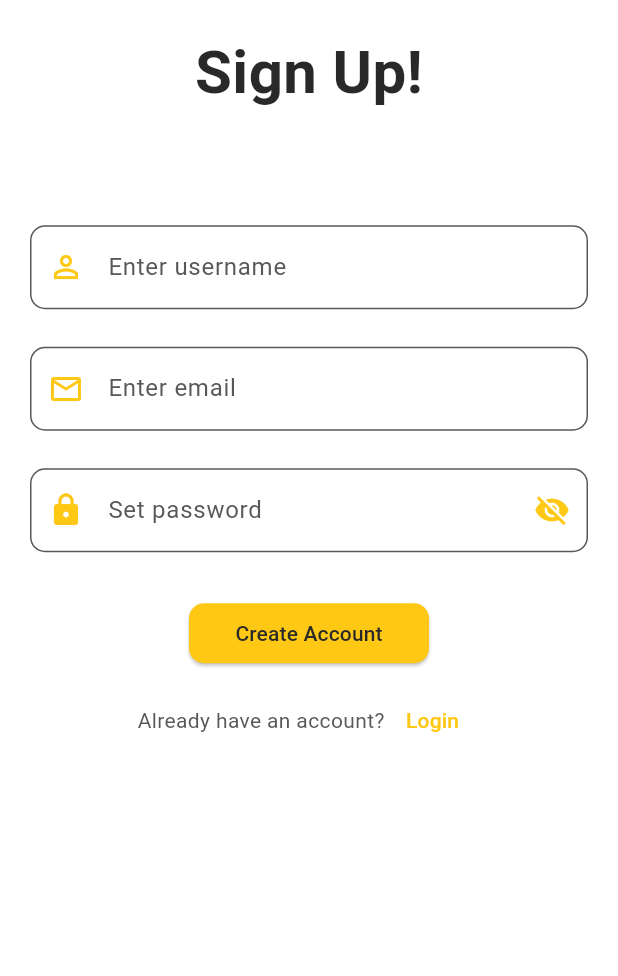
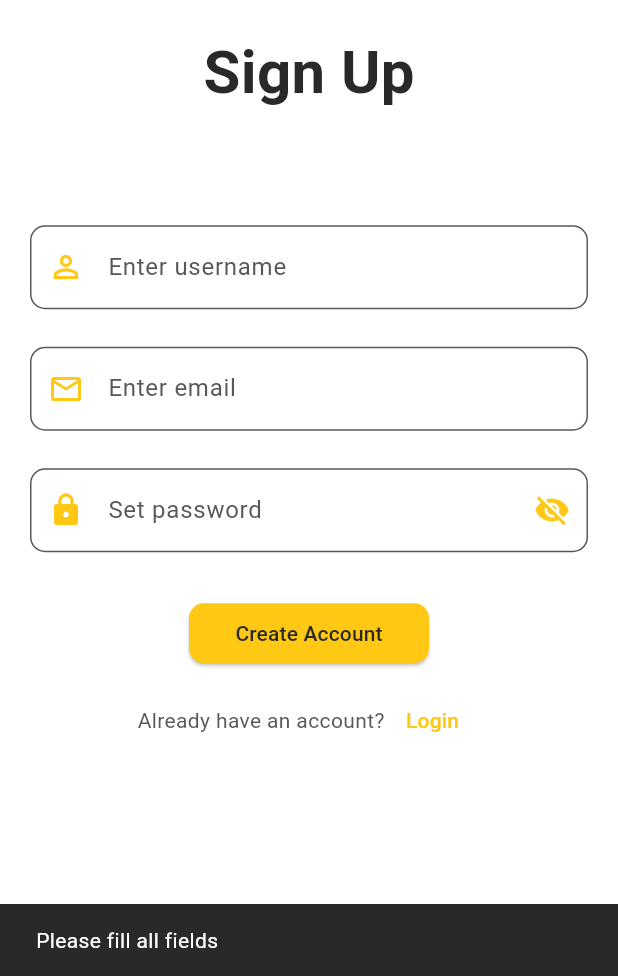
Before and after one commit to ShormiGhosh/Lost-At-KUET, a Flutter app: the screen it shows after launch, after a tap on "Sign Up", after a tap on "Create Account", on a phone screen of 412 x 824 dp, the part 260-1236 px from its top. Run offline on Flutter 3.47's test engine with Material 3 defaults, Android fonts, the phone set to English and light mode, and no system bars; our stand-ins replace supabase_flutter; accounts and stored records are empty.

Commit message:
Updated Authentication features using Supabase for Login,SignUp

```diff
--- a/lib/Login_screen.dart
+++ b/lib/Login_screen.dart
@@ -1,7 +1,8 @@
 import 'dart:async';
 import 'package:flutter/material.dart';
-import 'package:shared_preferences/shared_preferences.dart';
+import 'package:supabase_flutter/supabase_flutter.dart';
 
+import 'home_screen.dart';
 import 'main.dart';
 
 class LoginScreen extends StatefulWidget {
@@ -12,6 +13,13 @@ class LoginScreen extends StatefulWidget {
 class _LoginScreenState extends State<LoginScreen> {
   bool flag = false;
   bool textAnimationFlag = false;
+  bool isLoading = false;
+
+  final emailController = TextEditingController();
+  final passwordController = TextEditingController();
+  bool isPasswordVisible = false;
+
+  final supabase = Supabase.instance.client;
 
   @override
   void initState() {
@@ -28,9 +36,69 @@ class _LoginScreenState extends State<LoginScreen> {
     });
   }
 
-  var usernameController = TextEditingController();
-  var passController = TextEditingController();
-  bool isPasswordVisible = false;
+  Future<void> _signIn() async {
+    if (emailController.text.isEmpty || passwordController.text.isEmpty) {
+      ScaffoldMessenger.of(context).showSnackBar(
+        SnackBar(content: Text('Please enter both email and password')),
+      );
+      return;
+    }
+
+    setState(() {
+      isLoading = true;
+    });
+
+    try {
+      final AuthResponse response = await supabase.auth.signInWithPassword(
+        email: emailController.text.trim(),
+        password: passwordController.text.trim(),
+      );
+
+      if (response.user != null) {
+        // Successfully logged in - navigate to home screen
+        Navigator.pushAndRemoveUntil(
+          context,
+          MaterialPageRoute(builder: (context) => HomeScreen()),
+              (route) => false,
+        );
+      }
+    } on AuthException catch (error) {
+      ScaffoldMessenger.of(context).showSnackBar(
+        SnackBar(content: Text(error.message)),
+      );
+    } catch (error) {
+      ScaffoldMessenger.of(context).showSnackBar(
+        SnackBar(content: Text('An error occurred during login')),
+      );
+    } finally {
+      setState(() {
+        isLoading = false;
+      });
+    }
+  }
+  Future<void> _resetPassword() async {
+    if (emailController.text.isEmpty) {
+      ScaffoldMessenger.of(context).showSnackBar(
+        SnackBar(content: Text('Please enter your email address')),
+      );
+      return;
+    }
+
+    try {
+      await supabase.auth.resetPasswordForEmail(emailController.text.trim());
+      ScaffoldMessenger.of(context).showSnackBar(
+        SnackBar(content: Text('Password reset email sent!')),
+      );
+    } on AuthException catch (error) {
+      ScaffoldMessenger.of(context).showSnackBar(
+        SnackBar(content: Text(error.message)),
+      );
+    } catch (error) {
+      ScaffoldMessenger.of(context).showSnackBar(
+        SnackBar(content: Text('Failed to send reset email')),
+      );
+    }
+  }
 
   @override
   Widget build(BuildContext context) {
@@ -60,7 +128,7 @@ class _LoginScreenState extends State<LoginScreen> {
                 opacity: textAnimationFlag ? 1.0 : 0.0,
                 duration: Duration(milliseconds: 500),
                 child: Text(
-                  "Lost @ KUET!",
+                  "Lost @ KUET",
                   style: TextStyle(
                     fontSize: 35,
                     color: Color(0xFF292929),
@@ -70,16 +138,17 @@ class _LoginScreenState extends State<LoginScreen> {
               ),
               Spacer(flex: 1),
               TextField(
-                controller: usernameController,
+                controller: emailController,
                 decoration: InputDecoration(
-                  hintText: 'Username',
+                  hintText: 'Email',
                   hintStyle: TextStyle(color: Color(0xFF585858)),
-                  prefixIcon: Icon(Icons.person_outline),
+                  prefixIcon: Icon(Icons.email_outlined),
                 ),
+                keyboardType: TextInputType.emailAddress,
               ),
               SizedBox(height: 30),
               TextField(
-                controller: passController,
+                controller: passwordController,
                 obscureText: !isPasswordVisible,
                 decoration: InputDecoration(
                   hintText: 'Password',
@@ -99,14 +168,29 @@ class _LoginScreenState extends State<LoginScreen> {
                   ),
                 ),
               ),
-              SizedBox(height: 30),
+              SizedBox(height: 10),
+              Align(
+                alignment: Alignment.centerRight,
+                child: TextButton(
+                  onPressed: _resetPassword,
+                  child: Text('Forgot Password?'),
+                ),
+              ),
+              SizedBox(height: 20),
               SizedBox(
                 width: 100,
                 child: ElevatedButton(
-                  child: Text("Login"),
-                  onPressed: () async {
-                    // ... existing login logic ...
-                  },
+                  onPressed: isLoading ? null : _signIn,
+                  child: isLoading
+                      ? SizedBox(
+                    height: 20,
+                    width: 20,
+                    child: CircularProgressIndicator(
+                      strokeWidth: 2,
+                      valueColor: AlwaysStoppedAnimation<Color>(Color(0xFF292929)),
+                    ),
+                  )
+                      : Text("Login"),
                 ),
               ),
               SizedBox(height: 10),
--- a/lib/main.dart
+++ b/lib/main.dart
@@ -2,38 +2,44 @@ import 'dart:async';
 
 import 'package:LostAtKuet/Login_screen.dart';
 import 'package:flutter/material.dart';
+import 'package:supabase_flutter/supabase_flutter.dart';
+import 'Login_screen.dart';
+import 'Splash_Screen.dart';
+import 'supabase_config.dart';
+void main() async {
+  WidgetsFlutterBinding.ensureInitialized();
 
-import 'Splash_Screen.dart';
+  // Initialize Supabase with your actual credentials
+  await Supabase.initialize(
+    url: SupabaseConfig.url,
+    anonKey: SupabaseConfig.anonKey,
+  );
 
-void main() {
   runApp(const MyApp());
 }
 
 class MyApp extends StatelessWidget {
-  const MyApp({super.key}); // Default value for userId
+  const MyApp({super.key});
 
-  // This widget is the root of your application.
   @override
   Widget build(BuildContext context) {
     return MaterialApp(
       title: 'Lost @ KUET',
       theme: ThemeData(
-        // Base colors
-        scaffoldBackgroundColor: Color(0xFFFFFFFF), // White background
+        scaffoldBackgroundColor: Color(0xFFFFFFFF),
         colorScheme: ColorScheme(
           brightness: Brightness.light,
-    primary: Color(0xFFFFC815), // Yellow
-    onPrimary: Color(0xFF292929), // Dark grey text on yellow
-    secondary: Color(0xFF585858), // Light grey
-    onSecondary: Color(0xFFFFFFFF), // White text on light grey
-    surface: Color(0xFFFFFFFF), // White
-    onSurface: Color(0xFF292929), // Dark grey
-    background: Color(0xFFFFFFFF), // White
-    onBackground: Color(0xFF292929), // Dark grey
+          primary: Color(0xFFFFC815),
+          onPrimary: Color(0xFF292929),
+          secondary: Color(0xFF585858),
+          onSecondary: Color(0xFFFFFFFF),
+          surface: Color(0xFFFFFFFF),
+          onSurface: Color(0xFF292929),
+          background: Color(0xFFFFFFFF),
+          onBackground: Color(0xFF292929),
           error: Colors.red,
           onError: Color(0xFFFFFFFF),
         ),
-          // Text theme
         textTheme: TextTheme(
           titleLarge: TextStyle(
             color: Color(0xFF292929),
@@ -42,8 +48,6 @@ class MyApp extends StatelessWidget {
           bodyLarge: TextStyle(color: Color(0xFF292929)),
           bodyMedium: TextStyle(color: Color(0xFF585858)),
         ),
-
-          // Input decoration theme
         inputDecorationTheme: InputDecorationTheme(
           prefixIconColor: Color(0xFFFFC815),
           suffixIconColor: Color(0xFFFFC815),
@@ -63,8 +67,6 @@ class MyApp extends StatelessWidget {
             ),
           ),
         ),
-
-          // Elevated button theme
         elevatedButtonTheme: ElevatedButtonThemeData(
           style: ElevatedButton.styleFrom(
             backgroundColor: Color(0xFFFFC815),
@@ -74,15 +76,13 @@ class MyApp extends StatelessWidget {
             ),
           ),
         ),
-
-          // Text button theme
         textButtonTheme: TextButtonThemeData(
           style: TextButton.styleFrom(
             foregroundColor: Color(0xFFFFC815),
           ),
         ),
       ),
-      home: LoginScreen(),
+      home: SplashScreen(),
       debugShowCheckedModeBanner: false,
     );
   }
@@ -96,11 +96,14 @@ class MyHomePage extends StatefulWidget {
 }
 
 class _MyHomePageState extends State<MyHomePage> {
-  var emailController = TextEditingController();
-  var passwordController = TextEditingController();
-  var nameController = TextEditingController();
+  final emailController = TextEditingController();
+  final passwordController = TextEditingController();
+  final nameController = TextEditingController();
   bool isPasswordVisible = false;
   bool flag = false;
+  bool isLoading = false;
+
+  final supabase = Supabase.instance.client;
 
   @override
   void initState() {
@@ -110,6 +113,65 @@ class _MyHomePageState extends State<MyHomePage> {
         flag = true;
       });
     });
+  }
+
+  Future<void> _signUp() async {
+    if (nameController.text.isEmpty ||
+        emailController.text.isEmpty ||
+        passwordController.text.isEmpty) {
+      ScaffoldMessenger.of(context).showSnackBar(
+        SnackBar(content: Text('Please fill all fields')),
+      );
+      return;
+    }
+
+    setState(() {
+      isLoading = true;
+    });
+
+    try {
+      final AuthResponse response = await supabase.auth.signUp(
+        email: emailController.text.trim(),
+        password: passwordController.text.trim(),
+        data: {
+          'name': nameController.text.trim(),
+          'username': nameController.text.trim().toLowerCase(),
+        },
+      );
+
+      if (response.user != null) {
+        // Update user profile with additional data
+        await supabase.from('profiles').upsert({
+          'id': response.user!.id,
+          'name': nameController.text.trim(),
+          'username': nameController.text.trim().toLowerCase(),
+          'email': emailController.text.trim(),
+          'updated_at': DateTime.now().toIso8601String(),
+        });
+
+        ScaffoldMessenger.of(context).showSnackBar(
+          SnackBar(content: Text('Registration successful! Please check your email for verification.')),
+        );
+
+        // Navigate to login screen
+        Navigator.pushReplacement(
+          context,
+          MaterialPageRoute(builder: (context) => LoginScreen()),
+        );
+      }
+    } on AuthException catch (error) {
+      ScaffoldMessenger.of(context).showSnackBar(
+        SnackBar(content: Text(error.message)),
+      );
+    } catch (error) {
+      ScaffoldMessenger.of(context).showSnackBar(
+        SnackBar(content: Text('An error occurred during registration')),
+      );
+    } finally {
+      setState(() {
+        isLoading = false;
+      });
+    }
   }
 
   @override
@@ -136,7 +198,7 @@ class _MyHomePageState extends State<MyHomePage> {
               ),
               SizedBox(height: 20),
               Text(
-                "Sign Up!",
+                "Sign Up",
                 style: TextStyle(
                   fontSize: 40,
                   color: Color(0xFF292929),
@@ -158,6 +220,7 @@ class _MyHomePageState extends State<MyHomePage> {
                   label: Text('Enter email'),
                   prefixIcon: Icon(Icons.email_outlined),
                 ),
+                keyboardType: TextInputType.emailAddress,
               ),
               SizedBox(height: 25),
               TextField(
@@ -184,10 +247,17 @@ class _MyHomePageState extends State<MyHomePage> {
               SizedBox(
                 width: 160,
                 child: ElevatedButton(
-                  child: Text("Create Account"),
-                  onPressed: () {
-                    // ... existing sign up logic ...
-                  },
+                  onPressed: isLoading ? null : _signUp,
+                  child: isLoading
+                      ? SizedBox(
+                    height: 20,
+                    width: 20,
+                    child: CircularProgressIndicator(
+                      strokeWidth: 2,
+                      valueColor: AlwaysStoppedAnimation<Color>(Color(0xFF292929)),
+                    ),
+                  )
+                      : Text("Create Account"),
                 ),
               ),
               SizedBox(height: 10),
@@ -201,7 +271,7 @@ class _MyHomePageState extends State<MyHomePage> {
                       Navigator.pushReplacement(
                         context,
                         MaterialPageRoute(
-                          builder: (context) => SplashScreen(),
+                          builder: (context) => LoginScreen(),
                         ),
                       );
                     },
--- /dev/null
+++ b/lib/supabase_config.dart
@@ -0,0 +1,4 @@
+class SupabaseConfig {
+  static const String url = 'https://udcseipoormosrvdtbfe.supabase.co';
+  static const String anonKey = 'eyJhbGciOiJIUzI1NiIsInR5cCI6IkpXVCJ9.eyJpc3MiOiJzdXBhYmFzZSIsInJlZiI6InVkY3NlaXBvb3Jtb3NydmR0YmZlIiwicm9sZSI6ImFub24iLCJpYXQiOjE3NTkwMTA1OTcsImV4cCI6MjA3NDU4NjU5N30.za76E_Wo-ns-NcUUNFN6ch-MbOCdLCva_sVzFQJQvmI';
+}
--- a/pubspec.yaml
+++ b/pubspec.yaml
@@ -30,6 +30,8 @@ environment:
 dependencies:
   flutter:
     sdk: flutter
+  supabase_flutter: ^2.10.1 # Check pub.dev for the latest version
+
 
   # The following adds the Cupertino Icons font to your application.
   # Use with the CupertinoIcons class for iOS style icons.
@@ -42,6 +44,7 @@ dependencies:
 dev_dependencies:
   flutter_test:
     sdk: flutter
+
 
 
 flutter_icons:
```
Also changed, not shown: lib/home_screen.dart (added, +94 -0 lines), pubspec.lock, 6 other files. Lines whose indentation alone changed are shown as unchanged.
